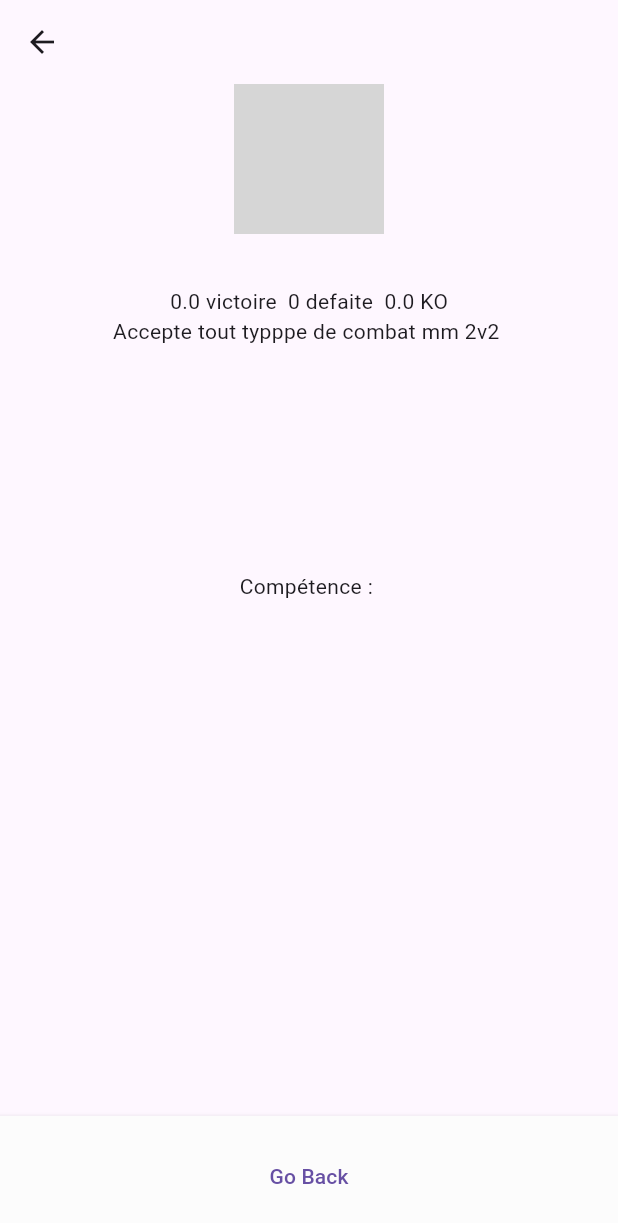
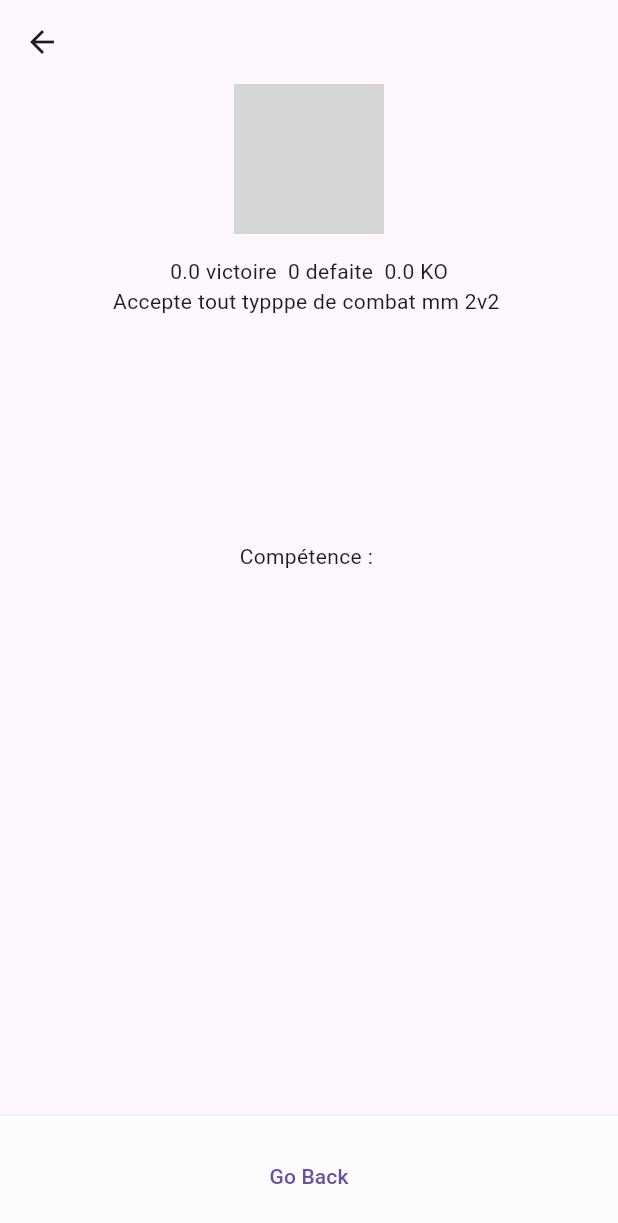
Before and after one commit to rrezi69140/uber_bagare, a Flutter app: the FighterPage screen opened directly with empty values, on a phone screen of 412 x 824 dp. Shown: the top 1223 px of the screen. Run offline on Flutter 3.47's test engine with Material 3 defaults, Android fonts, the phone set to English and light mode, and no system bars; network calls fail; grey boxes are pictures that could not be loaded.

```diff
--- a/lib/Pages/FighterProfile.dart
+++ b/lib/Pages/FighterProfile.dart
@@ -11,7 +11,8 @@ class FighterPage extends StatelessWidget {
   Widget build(BuildContext context) {
     return Scaffold(
       appBar: AppBar(
-        title: Text(user['name']['first']),
+        title:  Text(
+            "${user['name']['first']} ${user['name']['last']}     "),
       ),
       body: Center(
         child: Column(
@@ -38,8 +39,7 @@ class FighterPage extends StatelessWidget {
                     Column(
                       crossAxisAlignment: CrossAxisAlignment.center,
                       children: [
-                        Text(
-                            "${user['name']['first']}  ${user['name']['last']}   "),
+
                         Text(
                             "${user['dob']['age'] / 2.toInt()} victoire  ${user['dob']['age'] % 2.toInt()} defaite  ${user['dob']['age'] / 10.toInt()} KO"),
                         Text("Accepte tout typppe de combat mm 2v2 ")
```
Also changed, not shown: lib/Pages/Home.dart (+36 -19 lines).
